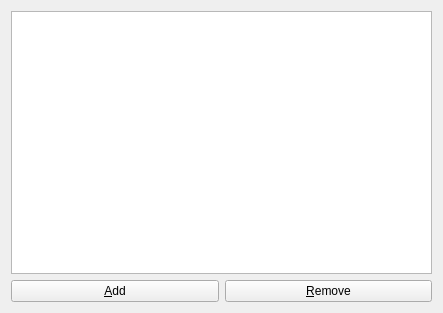
First picture: the form in plugins/pipes/pipesprefsbase.ui, repository KDE/kopete, before the edit.
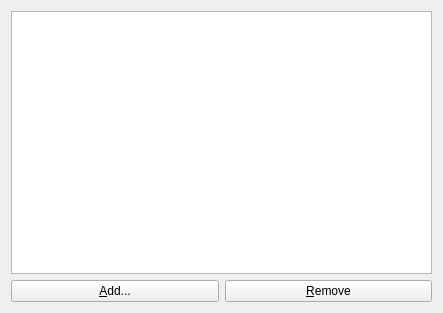
Second picture: the form after the edit. Custom widgets are drawn as their Qt base class.

```diff
--- a/plugins/pipes/pipesprefsbase.ui
+++ b/plugins/pipes/pipesprefsbase.ui
@@ -35,7 +35,7 @@
      <item>
       <widget class="KPushButton" name="addButton" >
        <property name="text" >
-        <string comment="verb" >&amp;Add</string>
+        <string comment="verb" >&amp;Add...</string>
        </property>
       </widget>
      </item>
```
